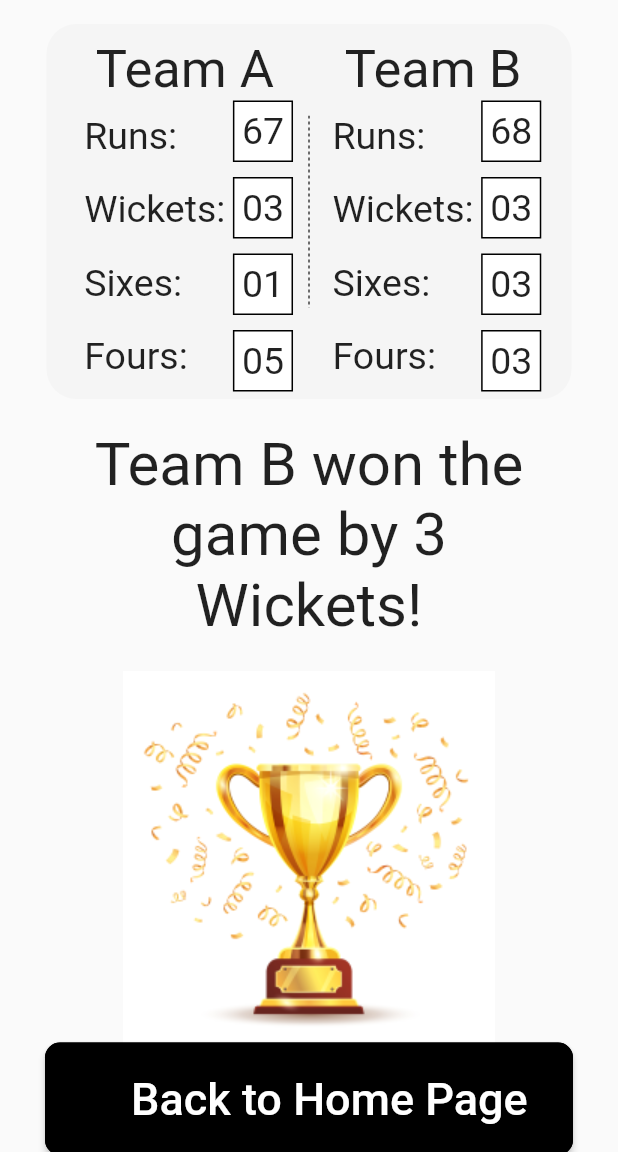
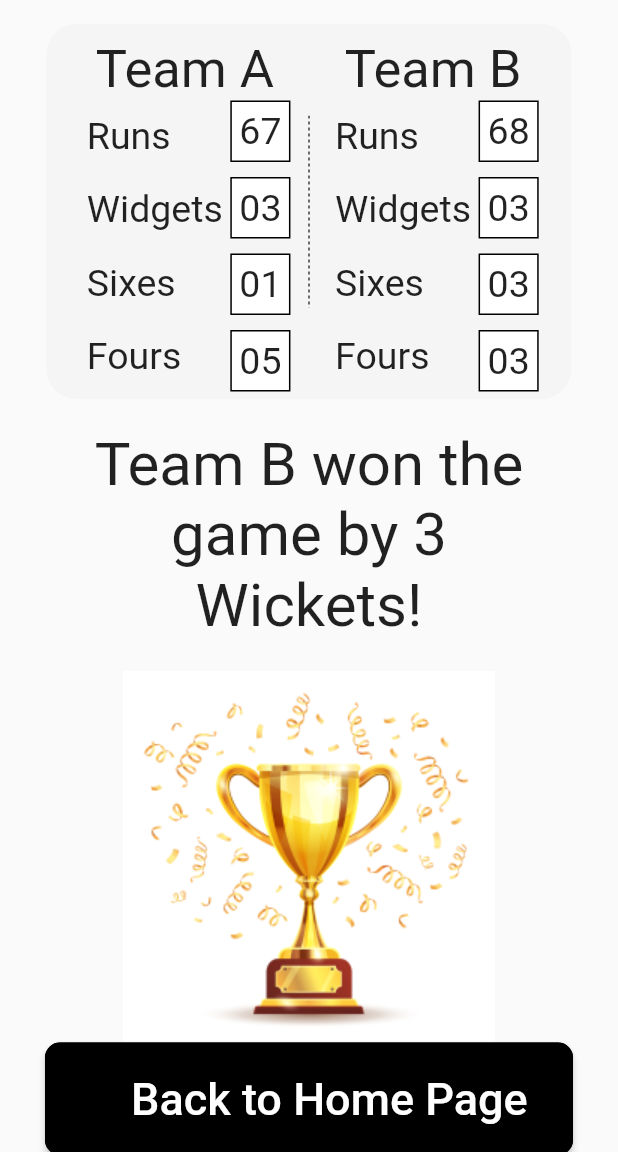
Before and after one commit to am-casper/GaliCricketApp, a Flutter app: the screen it shows after launch, on a phone screen of 412 x 824 dp, the part 84-1236 px from its top. Run offline on Flutter 3.47's test engine with Material 2 defaults, Android fonts, the phone set to English and light mode, and no system bars; our stand-ins replace flutter_svg.

Commit message:
4th commit

```diff
--- a/lib/main.dart
+++ b/lib/main.dart
@@ -1,224 +1,110 @@
-
 import 'package:flutter/material.dart';
 import 'package:flutter_svg/svg.dart';
-
-
-void main() {
-  runApp(const MyApp());
-}
-
-class MyApp extends StatelessWidget {
-  const MyApp({super.key});
-
-  @override
-  Widget build(BuildContext context) {
-    return MaterialApp(
-      title: 'Gali Cricket',
-      theme: ThemeData(
-
-      ),
-      home: const MyHomePage(title: 'GaliCricket'),
-    );
-  }
-}
-
-class MyHomePage extends StatefulWidget {
-  const MyHomePage({super.key, required this.title});
-
-
-  final String title;
-
-  @override
-  State<MyHomePage> createState() => _MyHomePageState();
-}
-
-class _MyHomePageState extends State<MyHomePage> {
-
-
-  final left  =  Container(
-    child:  Column(
-    children:<Widget>[Text("Team A", style: TextStyle(fontSize:35),),
-    Row(
-
-      children: <Widget>[
-
-        Column(
-          crossAxisAlignment: CrossAxisAlignment.start,
-          children:<Widget>[
-            Container(
-
+Widget field(String str){
+  return Container(
               child : Padding(
               padding: EdgeInsets.fromLTRB(5,5,5,5),
-              child:Text("Runs:", style: TextStyle(fontSize:25),),),),
-              SizedBox(height: 10),
-            Container(
-
-              child : Padding(
-              padding: EdgeInsets.fromLTRB(5,5,5,5),
-              child:Text("Wickets:", style: TextStyle(fontSize:25),),),),
-              SizedBox(height: 10),
-            Container(
-
-              child : Padding(
-              padding: EdgeInsets.fromLTRB(5,5,5,5),
-              child:Text("Sixes:", style: TextStyle(fontSize:25),),),),
-              SizedBox(height: 10),
-            Container(
-
-              child : Padding(
-              padding: EdgeInsets.fromLTRB(5,5,5,5),
-              child:Text("Fours:", style: TextStyle(fontSize:25),),),),
-              SizedBox(height: 10),
-          ],
-        ),
-        Column(
-          crossAxisAlignment: CrossAxisAlignment.end,
-          children:<Widget>[
-
-            Container(
-              decoration: BoxDecoration(
-                border: Border.all(),
-                color:Colors.white,
-              ),
-              // color:Colors.white,
-              child : Padding(
-              padding: EdgeInsets.fromLTRB(5,5,5,5),
-              child:Text("67", style: TextStyle(fontSize:25),),),),
-              SizedBox(height: 10),
-            Container(
-              decoration: BoxDecoration(
-                border: Border.all(),
-                color:Colors.white,
-              ),
-
-              child : Padding(
-              padding: EdgeInsets.fromLTRB(5,5,5,5),
-              child:Text("03", style: TextStyle(fontSize:25),),),),
-              SizedBox(height: 10),
-            Container(
-              decoration: BoxDecoration(
-                border: Border.all(),
-                color:Colors.white,
-              ),
-
-              child : Padding(
-              padding: EdgeInsets.fromLTRB(5,5,5,5),
-              child:Text("01", style: TextStyle(fontSize:25),),),),
-              SizedBox(height: 10),
-            Container(
-              decoration: BoxDecoration(
-                border: Border.all(),
-                color:Colors.white,
-              ),
-
-              child : Padding(
-              padding: EdgeInsets.fromLTRB(5,5,5,5),
-              child:Text("05", style: TextStyle(fontSize:25),),),),
-              SizedBox(height: 10),],),
-          ],
-        ),],),
-  );
-
-  final right  =  Container(
-    child:  Column(
-    children:<Widget>[Text("Team B", style: TextStyle(fontSize:35),),
-    Row(
-
-      children: <Widget>[
-
-        Column(
-          crossAxisAlignment: CrossAxisAlignment.start,
-          children:<Widget>[
-            Container(
-
-              child : Padding(
-              padding: EdgeInsets.fromLTRB(5,5,5,5),
-              child:Text("Runs:", style: TextStyle(fontSize:25),),),),
-              SizedBox(height: 10),
-            Container(
-
-              child : Padding(
-              padding: EdgeInsets.fromLTRB(5,5,5,5),
-              child:Text("Wickets:", style: TextStyle(fontSize:25),),),),
-              SizedBox(height: 10),
-            Container(
-
-              child : Padding(
-              padding: EdgeInsets.fromLTRB(5,5,5,5),
-              child:Text("Sixes:", style: TextStyle(fontSize:25),),),),
-              SizedBox(height: 10),
-            Container(
-
-              child : Padding(
-              padding: EdgeInsets.fromLTRB(5,5,5,5),
-              child:Text("Fours:", style: TextStyle(fontSize:25),),),),
-              SizedBox(height: 10),
-          ],
-        ),
-        Column(
-          crossAxisAlignment: CrossAxisAlignment.end,
-          children:<Widget>[
-
-            Container(
+              child:Text(str, style: TextStyle(fontSize:25),),),);
+}
+Widget data(String str){
+  return Container(
               decoration: BoxDecoration(
                 border: Border.all(),
                 color:Colors.white,
               ),
               child : Padding(
               padding: EdgeInsets.fromLTRB(5,5,5,5),
-              child:Text("68", style: TextStyle(fontSize:25),),),),
+              child:Text(str, style: TextStyle(fontSize:25),),),);
+}
+Column fields(){
+  return Column(
+          crossAxisAlignment: CrossAxisAlignment.start,
+          children:<Widget>[
+            field("Runs"),
               SizedBox(height: 10),
-            Container(
-              decoration: BoxDecoration(
-                border: Border.all(),
-                color:Colors.white,
-              ),
-              child : Padding(
-              padding: EdgeInsets.fromLTRB(5,5,5,5),
-              child:Text("03", style: TextStyle(fontSize:25),),),),
+            field("Widgets"),
               SizedBox(height: 10),
-            Container(
-              decoration: BoxDecoration(
-                border: Border.all(),
-                color:Colors.white,
-              ),
-              child : Padding(
-              padding: EdgeInsets.fromLTRB(5,5,5,5),
-              child:Text("03", style: TextStyle(fontSize:25),),),),
+            field("Sixes"),
               SizedBox(height: 10),
-            Container(
-              decoration: BoxDecoration(
-                border: Border.all(),
-                color:Colors.white,
-              ),
-              child : Padding(
-              padding: EdgeInsets.fromLTRB(5,5,5,5),
-              child:Text("03", style: TextStyle(fontSize:25),),),),
+            field("Fours"),
+              SizedBox(height: 10),
+          ],
+        );
+}
+void main() {
+  runApp(const MyApp());
+}
+class MyApp extends StatelessWidget {
+  const MyApp({super.key});
+  @override
+  Widget build(BuildContext context) {
+    return MaterialApp(
+      title: 'Gali Cricket',
+      theme: ThemeData(
+      ),
+      home: const MyHomePage(title: 'GaliCricket'),
+    );
+  }
+}
+class MyHomePage extends StatefulWidget {
+  const MyHomePage({super.key, required this.title});
+  final String title;
+  @override
+  State<MyHomePage> createState() => _MyHomePageState();
+}
+class _MyHomePageState extends State<MyHomePage> {
+  final left  =  Container(
+    child:  Column(
+    children:<Widget>[Text("Team A", style: TextStyle(fontSize:35),),
+    Row(
+      children: <Widget>[
+        fields(),
+        Column(
+          crossAxisAlignment: CrossAxisAlignment.end,
+          children:<Widget>[
+            data("67"),
+              SizedBox(height: 10),
+            data("03"),
+              SizedBox(height: 10),
+            data("01"),
+              SizedBox(height: 10),
+            data("05"),
+              SizedBox(height: 10),],),
+          ],
+        ),],),
+  );
+  final right  =  Container(
+    child:  Column(
+    children:<Widget>[Text("Team B", style: TextStyle(fontSize:35),),
+    Row(
+      children: <Widget>[
+        fields(),
+        Column(
+          crossAxisAlignment: CrossAxisAlignment.end,
+          children:<Widget>[
+            data("68"),
+              SizedBox(height: 10),
+            data("03"),
+              SizedBox(height: 10),
+            data("03"),
+              SizedBox(height: 10),
+            data("03"),
               SizedBox(height: 10),],),
           ],
         ),
       ],
     ),
   );
-
   @override
   Widget build(BuildContext context) {
-
     return Scaffold(
       appBar: AppBar(
-
         leading: Image.asset(
         "assets/iconofapp.png"),
         backgroundColor: Colors.transparent,
         elevation: 0,
-
-
-
-
         title: Text(widget.title, style: TextStyle(
               color: Colors.black,),),
-
-
       ),
       body:  Container(
         child:Padding(
@@ -228,16 +114,12 @@ class _MyHomePageState extends State<MyHomePage> {
           children: <Widget>[
            Container(
             width:350,
-
         child:  Align(
       alignment: Alignment.topCenter,
-
-
         child: Container(
          decoration: BoxDecoration(
     borderRadius: BorderRadius.circular(20),color: Colors.grey[100],
   ),
-
         height: 250,
         width:350,
         child:Padding(
@@ -251,7 +133,6 @@ class _MyHomePageState extends State<MyHomePage> {
             right,
           ],
         ),
-
         ),
       ),),),
       Container(
@@ -272,16 +153,13 @@ class _MyHomePageState extends State<MyHomePage> {
       ),
     ),
     ),
-
         child: Text('     Back to Home Page     ',
-
         style: TextStyle(fontSize:30),),
               onPressed: () {
               },
       ),),
       ],),),
       ),
-
     );
   }
 }
```
